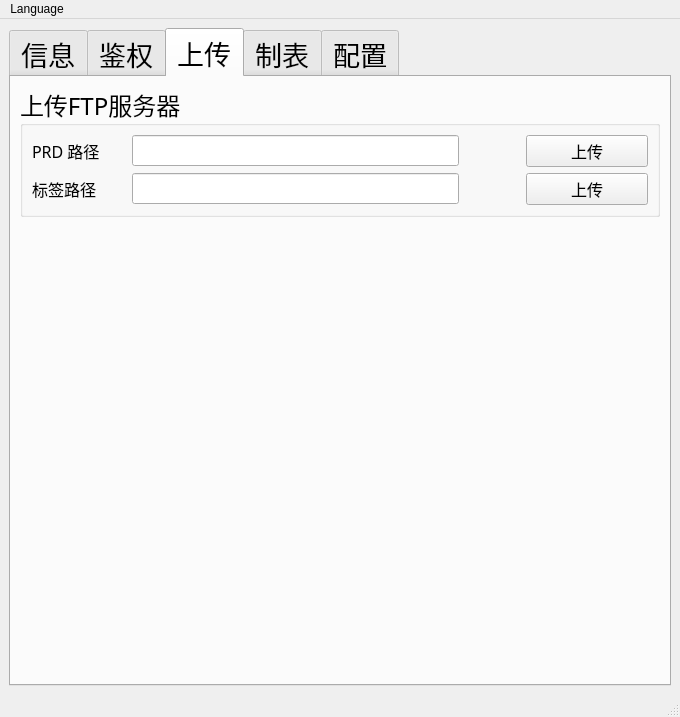
First picture: the form in res/ui/main_window.ui, repository zelviner/DataHandler, before the edit.
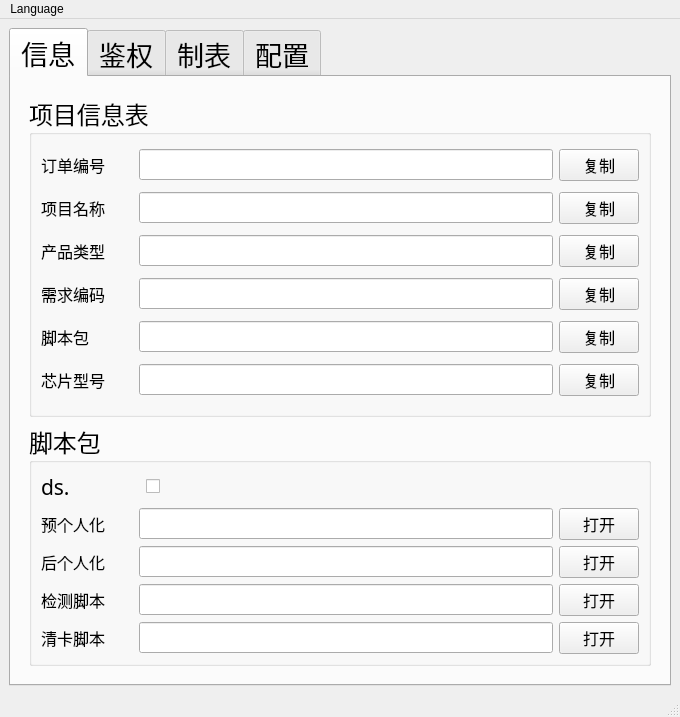
Second picture: the form after the edit. The open tabs and pages were chosen to show the change.

Commit message: refactor(ui): 调整按钮名称和功能连接

```diff
--- a/res/ui/main_window.ui
+++ b/res/ui/main_window.ui
@@ -89,7 +89,7 @@
                    </widget>
                   </item>
                   <item>
-                   <widget class="QPushButton" name="project_number_btn">
+                   <widget class="QPushButton" name="order_number_btn">
                     <property name="font">
                      <font>
                       <family>微软雅黑</family>
@@ -135,7 +135,7 @@
                    </widget>
                   </item>
                   <item>
-                   <widget class="QPushButton" name="order_number_btn">
+                   <widget class="QPushButton" name="project_name_btn">
                     <property name="font">
                      <font>
                       <family>微软雅黑</family>
@@ -181,7 +181,7 @@
                    </widget>
                   </item>
                   <item>
-                   <widget class="QPushButton" name="project_name_btn">
+                   <widget class="QPushButton" name="product_type_btn">
                     <property name="font">
                      <font>
                       <family>微软雅黑</family>
@@ -227,7 +227,7 @@
                    </widget>
                   </item>
                   <item>
-                   <widget class="QPushButton" name="chip_model_btn">
+                   <widget class="QPushButton" name="rf_code_btn">
                     <property name="font">
                      <font>
                       <family>微软雅黑</family>
@@ -273,7 +273,7 @@
                    </widget>
                   </item>
                   <item>
-                   <widget class="QPushButton" name="rf_code_btn">
+                   <widget class="QPushButton" name="script_package_btn">
                     <property name="font">
                      <font>
                       <family>微软雅黑</family>
@@ -319,7 +319,7 @@
                    </widget>
                   </item>
                   <item>
-                   <widget class="QPushButton" name="script_package_btn">
+                   <widget class="QPushButton" name="chip_model_btn">
                     <property name="font">
                      <font>
                       <family>微软雅黑</family>
@@ -1348,155 +1348,6 @@
         </item>
        </layout>
       </widget>
-      <widget class="QWidget" name="tab_5">
-       <attribute name="title">
-        <string>上传</string>
-       </attribute>
-       <layout class="QVBoxLayout" name="verticalLayout_15">
-        <item>
-         <widget class="QGroupBox" name="groupBox_6">
-          <property name="font">
-           <font>
-            <family>微软雅黑</family>
-            <pointsize>18</pointsize>
-           </font>
-          </property>
-          <property name="title">
-           <string>上传FTP服务器</string>
-          </property>
-          <layout class="QVBoxLayout" name="verticalLayout_14">
-           <item>
-            <layout class="QHBoxLayout" name="horizontalLayout_23" stretch="7,1,2">
-             <item>
-              <layout class="QHBoxLayout" name="horizontalLayout_22" stretch="2,7">
-               <item>
-                <widget class="QLabel" name="label_6">
-                 <property name="font">
-                  <font>
-                   <family>微软雅黑</family>
-                   <pointsize>12</pointsize>
-                  </font>
-                 </property>
-                 <property name="text">
-                  <string>PRD 路径</string>
-                 </property>
-                </widget>
-               </item>
-               <item>
-                <widget class="QLineEdit" name="prd_line">
-                 <property name="font">
-                  <font>
-                   <family>微软雅黑</family>
-                   <pointsize>12</pointsize>
-                  </font>
-                 </property>
-                </widget>
-               </item>
-              </layout>
-             </item>
-             <item>
-              <spacer name="horizontalSpacer_18">
-               <property name="orientation">
-                <enum>Qt::Horizontal</enum>
-               </property>
-               <property name="sizeHint" stdset="0">
-                <size>
-                 <width>40</width>
-                 <height>20</height>
-                </size>
-               </property>
-              </spacer>
-             </item>
-             <item>
-              <widget class="QPushButton" name="upload_prd_btn">
-               <property name="font">
-                <font>
-                 <family>微软雅黑</family>
-                 <pointsize>12</pointsize>
-                </font>
-               </property>
-               <property name="text">
-                <string>上传</string>
-               </property>
-              </widget>
-             </item>
-            </layout>
-           </item>
-           <item>
-            <layout class="QHBoxLayout" name="horizontalLayout_33" stretch="7,1,2">
-             <item>
-              <layout class="QHBoxLayout" name="horizontalLayout_30" stretch="2,7">
-               <item>
-                <widget class="QLabel" name="label_9">
-                 <property name="font">
-                  <font>
-                   <family>微软雅黑</family>
-                   <pointsize>12</pointsize>
-                  </font>
-                 </property>
-                 <property name="text">
-                  <string>标签路径</string>
-                 </property>
-                </widget>
-               </item>
-               <item>
-                <widget class="QLineEdit" name="temp_line">
-                 <property name="font">
-                  <font>
-                   <family>微软雅黑</family>
-                   <pointsize>12</pointsize>
-                  </font>
-                 </property>
-                </widget>
-               </item>
-              </layout>
-             </item>
-             <item>
-              <spacer name="horizontalSpacer_31">
-               <property name="orientation">
-                <enum>Qt::Horizontal</enum>
-               </property>
-               <property name="sizeHint" stdset="0">
-                <size>
-                 <width>40</width>
-                 <height>20</height>
-                </size>
-               </property>
-              </spacer>
-             </item>
-             <item>
-              <widget class="QPushButton" name="upload_temp_btn">
-               <property name="font">
-                <font>
-                 <family>微软雅黑</family>
-                 <pointsize>12</pointsize>
-                </font>
-               </property>
-               <property name="text">
-                <string>上传</string>
-               </property>
-              </widget>
-             </item>
-            </layout>
-           </item>
-          </layout>
-         </widget>
-        </item>
-        <item>
-         <spacer name="verticalSpacer">
-          <property name="orientation">
-           <enum>Qt::Vertical</enum>
-          </property>
-          <property name="sizeHint" stdset="0">
-           <size>
-            <width>20</width>
-            <height>420</height>
-           </size>
-          </property>
-         </spacer>
-        </item>
-       </layout>
-      </widget>
       <widget class="QWidget" name="tab_4">
        <attribute name="title">
         <string>制表</string>
```
The commit also changes 2 other files.
